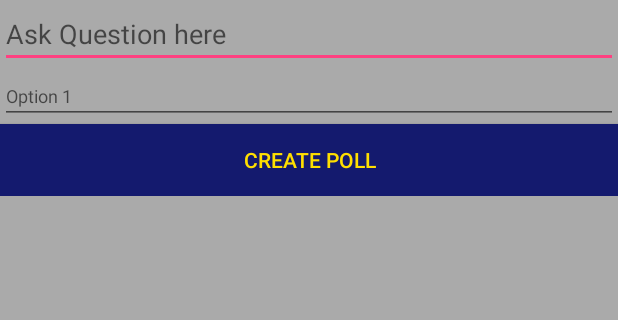
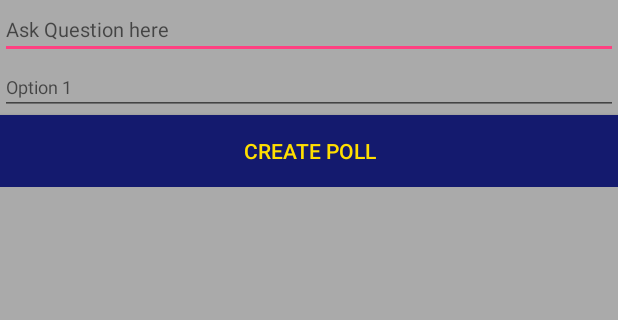
Before and after one commit to GreekLife/GreekLifeAndroid, an Android app: the CreatePollActivity screen opened directly, with no data from a screen before it, on a phone screen of 412 x 824 dp, the part 144-464 px from its top. Run offline under Robolectric (Android 15) with nearby library versions, the phone set to English and light mode, and no system bars; our stand-ins replace Firebase (no records; nobody signed in at launch, a user with empty details on screens opened directly), Picasso; pictures from the network do not load.

Commit message:
Fixed some bugs for handling large texts in all views

```diff
--- a/GreekLife/app/src/main/java/fraternityandroid/greeklife/ForumCommentActivity.java
+++ b/GreekLife/app/src/main/java/fraternityandroid/greeklife/ForumCommentActivity.java
@@ -2,6 +2,7 @@ package fraternityandroid.greeklife;
 
 import android.support.v7.app.AppCompatActivity;
 import android.os.Bundle;
+import android.text.method.ScrollingMovementMethod;
 import android.util.Log;
 import android.view.View;
 import android.widget.AdapterView;
@@ -51,8 +52,8 @@ public class ForumCommentActivity extends AppCompatActivity {
         date = (TextView) findViewById(R.id.ClickedPostDate);
         newComment = (EditText) findViewById(R.id.newComment);
 
-        post.setMaxLines(8);
-        title.setMaxLines(3);
+        post.setMovementMethod(new ScrollingMovementMethod());
+        title.setMovementMethod(new ScrollingMovementMethod());
 
         Bundle bundle = getIntent().getExtras();
         final String postId = bundle.getString("PostId");
--- a/GreekLife/app/src/main/res/layout/activity_create_forum.xml
+++ b/GreekLife/app/src/main/res/layout/activity_create_forum.xml
@@ -66,7 +66,7 @@
         </LinearLayout>
 
         <Button
-            android:id="@+id/button3"
+            android:id="@+id/PostForum"
             android:layout_width="match_parent"
             android:layout_height="wrap_content"
             android:background="#141A6E"
--- a/GreekLife/app/src/main/res/layout/activity_create_poll.xml
+++ b/GreekLife/app/src/main/res/layout/activity_create_poll.xml
@@ -48,14 +48,22 @@
         android:layout_height="wrap_content"
         android:orientation="vertical">
 
+        <LinearLayout
+            android:layout_width="match_parent"
+            android:layout_height="wrap_content"
+            android:layout_weight="1"
+            android:orientation="vertical">
 
             <EditText
                 android:id="@+id/Question"
                 android:layout_width="match_parent"
                 android:layout_height="wrap_content"
                 android:ems="10"
+                android:maxLines="5"
+                android:textSize="13sp"
                 android:hint="Ask Question here"
                 android:inputType="textMultiLine" />
+        </LinearLayout>
 
         <ScrollView
             android:id="@+id/ScrollView"
--- a/GreekLife/app/src/main/res/layout/activity_forum_comment.xml
+++ b/GreekLife/app/src/main/res/layout/activity_forum_comment.xml
@@ -56,6 +56,9 @@
                     android:layout_marginTop="10dp"
                     android:hint="Title Goes Here"
                     android:textColor="#000"
+                    android:singleLine="false"
+                    android:maxLines="8"
+                    android:scrollbars="vertical"
                     android:textSize="14sp" />
 
                 <TextView
@@ -67,6 +70,9 @@
                     android:ems="10"
                     android:hint="Clicked post displays here"
                     android:textColor="#000"
+                    android:singleLine="false"
+                    android:maxLines="8"
+                    android:scrollbars="vertical"
                     android:textSize="12sp" />
 
             </LinearLayout>
```
Also changed, not shown: GreekLife/app/src/main/res/layout/activity_master_post_to_home.xml (+7 -0 lines). Lines whose indentation alone changed are shown as unchanged.
